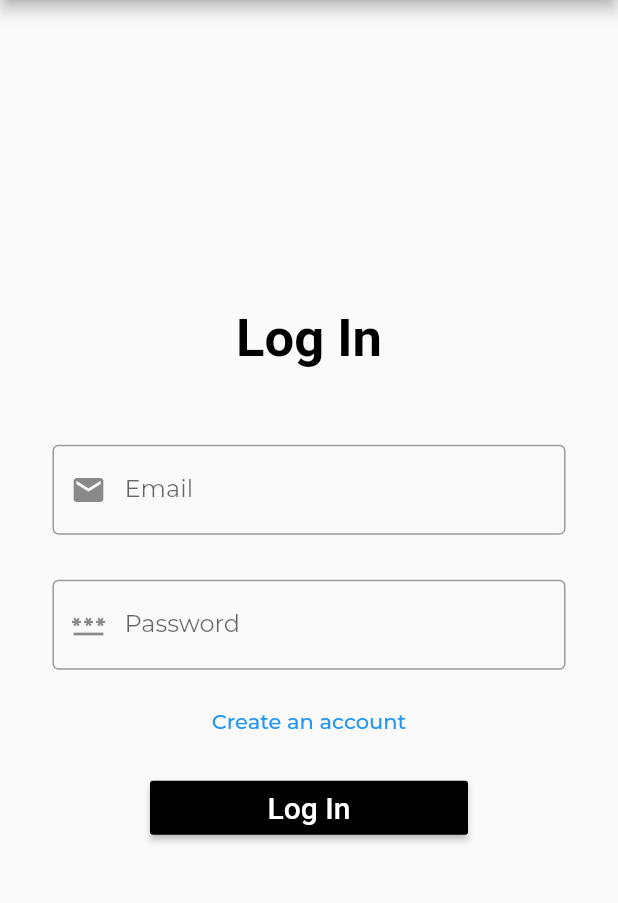
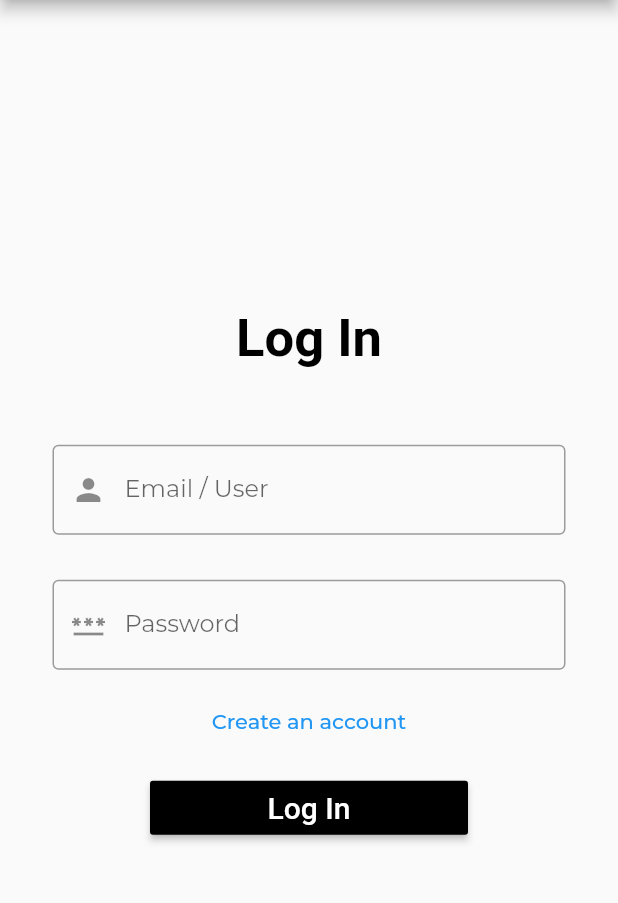
Before and after one commit to arcode35/ShareSched, a Flutter app: the screen it shows after launch, on a phone screen of 412 x 824 dp, the part 84-987 px from its top. Run offline on Flutter 3.47's test engine with Material 2 defaults, Android fonts, the phone set to English and light mode, and no system bars; our stand-ins replace google_fonts; Roboto replaces fonts that are missing (Exo).

Commit message:
Updated the login page

```diff
--- a/lib/pages/login.dart
+++ b/lib/pages/login.dart
@@ -68,11 +68,11 @@ class EmailField extends StatelessWidget {
       child: TextFormField(
         keyboardType: TextInputType.emailAddress,
         decoration: InputDecoration(
-          labelText: "Email",
-          hintText: 'Enter email',
+          labelText: "Email / User",
+          hintText: 'Enter email / user',
           hintStyle: GoogleFonts.montserrat(),
           labelStyle: GoogleFonts.montserrat(),
-          prefixIcon: const Icon(Icons.email),
+          prefixIcon: const Icon(Icons.person),
           border: const OutlineInputBorder(),
         ),
         onChanged: (String Value) {},
```
